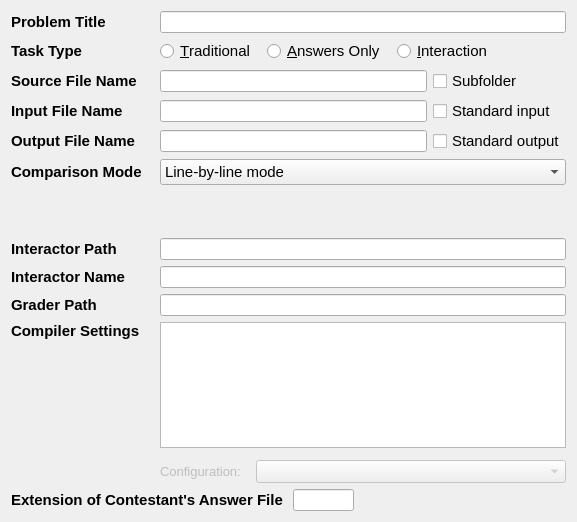
Above: forms_unix/taskeditwidget.ui from Project-LemonLime/Project_LemonLime before the change. Below: the same form after it.
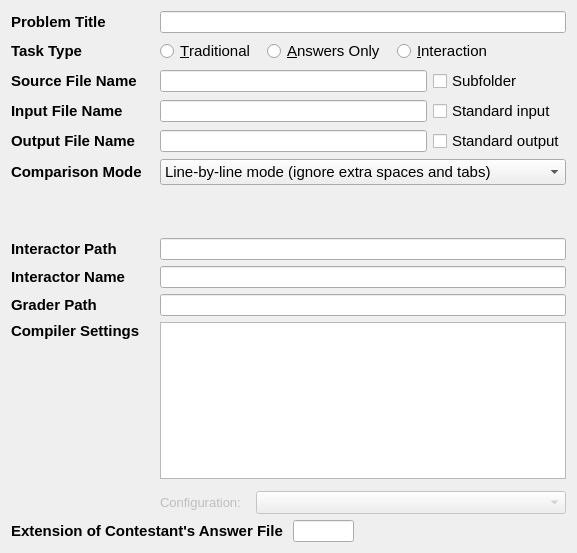
That is the form after the change. Custom widgets are drawn as their Qt base class.

Patch:
```diff
--- a/forms_unix/taskeditwidget.ui
+++ b/forms_unix/taskeditwidget.ui
@@ -7,7 +7,7 @@
     <x>0</x>
     <y>0</y>
     <width>577</width>
-    <height>522</height>
+    <height>553</height>
    </rect>
   </property>
   <property name="windowTitle">
@@ -210,6 +210,9 @@
      <property name="styleSheet">
       <string notr="true">font-size: 11pt;</string>
      </property>
+     <property name="currentIndex">
+      <number>1</number>
+     </property>
      <item>
       <property name="text">
        <string>Line-by-line mode</string>
```
